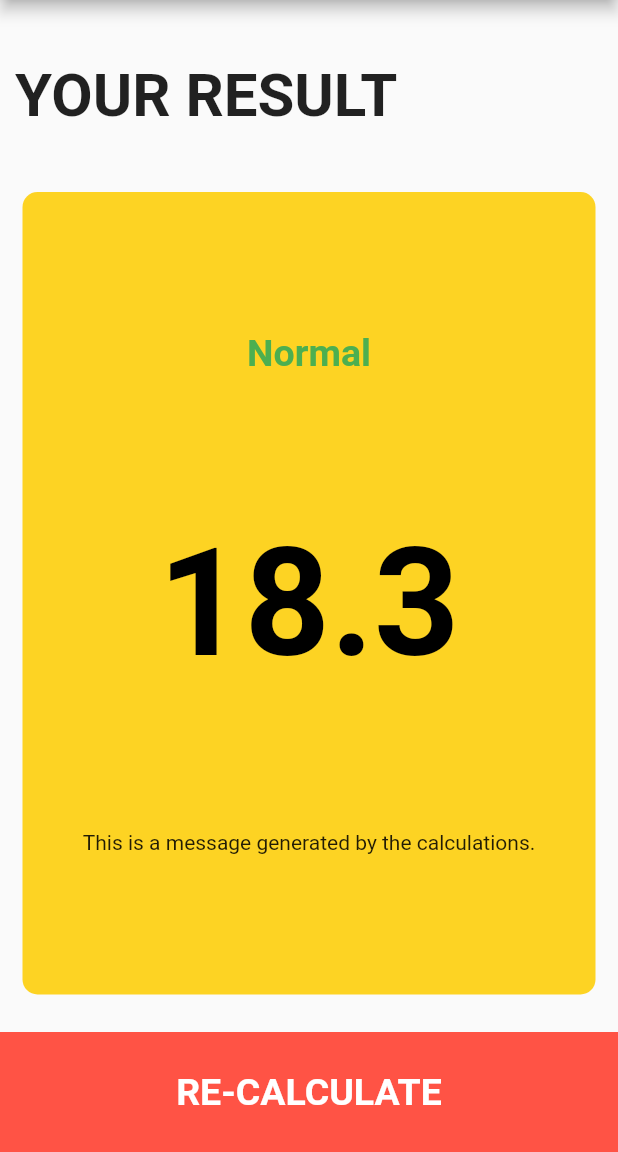
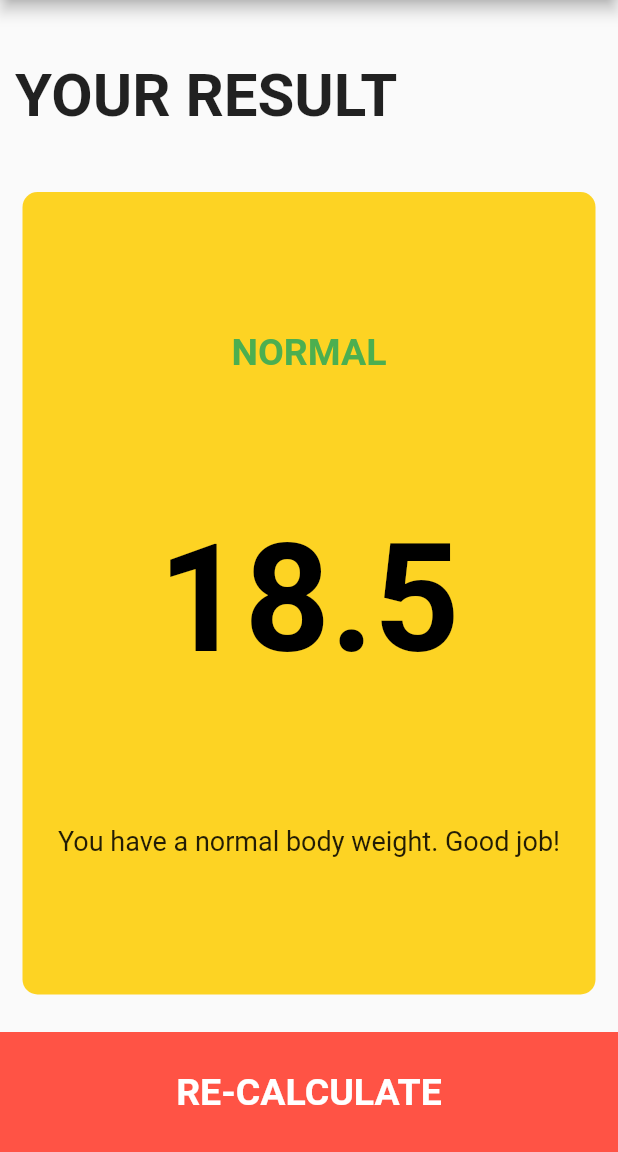
Before and after one commit to mjhossain/FlutterApps, a Flutter app: the screen it shows after launch, after a tap on "CALCULATE", on a phone screen of 412 x 824 dp, the part 84-1236 px from its top. Run offline on Flutter 3.47's test engine with Material 2 defaults, Android fonts, the phone set to English and light mode, and no system bars; our stand-ins replace audioplayers, font_awesome_flutter, rflutter_alert.

Commit message:
BMI App completed

```diff
--- /dev/null
+++ b/bmi-app/lib/BMI_Calculator.dart
@@ -0,0 +1,34 @@
+import 'dart:math';
+
+class BMICalculator {
+  BMICalculator({this.height, this.weight});
+
+  final int height;
+  final int weight;
+  double _bmi;
+
+  String calculateBMI() {
+    _bmi = weight / pow(height / 100, 2);
+    return _bmi.toStringAsFixed(1);
+  }
+
+  String getResult() {
+    if (_bmi >= 25) {
+      return 'Overweight';
+    } else if (_bmi > 18.5) {
+      return 'Normal';
+    } else {
+      return 'Underweight';
+    }
+  }
+
+  String getInterpretation() {
+    if (_bmi >= 25) {
+      return 'You have a higher than normal body weight. Try to exercise more.';
+    } else if (_bmi >= 18.5) {
+      return 'You have a normal body weight. Good job!';
+    } else {
+      return 'You have a lower than normal body weight. You can eat a bit more.';
+    }
+  }
+}
--- a/bmi-app/lib/screens/input_page.dart
+++ b/bmi-app/lib/screens/input_page.dart
@@ -6,6 +6,7 @@
 import '../components/round_button.dart';
 import 'result.dart';
 import '../components/bottom_button.dart';
+import 'package:bmi_calculator/BMI_Calculator.dart';
 
 enum Gender { male, female }
 
@@ -238,8 +239,16 @@
             BottomButton(
               text: 'CALCULATE',
               onTap: () {
-                Navigator.push(context,
-                    MaterialPageRoute(builder: (context) => ResultsPage()));
+                BMICalculator bmi =
+                    BMICalculator(height: height, weight: weight);
+                Navigator.push(
+                    context,
+                    MaterialPageRoute(
+                        builder: (context) => ResultsPage(
+                              bmiResult: bmi.calculateBMI(),
+                              resultText: bmi.getResult(),
+                              interpretation: bmi.getInterpretation(),
+                            )));
               },
             ),
           ],
--- a/bmi-app/lib/screens/result.dart
+++ b/bmi-app/lib/screens/result.dart
@@ -4,6 +4,15 @@
 import '../components/bottom_button.dart';
 
 class ResultsPage extends StatelessWidget {
+  ResultsPage(
+      {@required this.bmiResult,
+      @required this.interpretation,
+      @required this.resultText});
+
+  final String bmiResult;
+  final String resultText;
+  final String interpretation;
+
   @override
   Widget build(BuildContext context) {
     return Scaffold(
@@ -42,7 +51,7 @@
                 mainAxisAlignment: MainAxisAlignment.spaceEvenly,
                 children: [
                   Text(
-                    'Normal',
+                    resultText.toUpperCase(),
                     style: TextStyle(
                       fontSize: 25.0,
                       color: Colors.green,
@@ -50,10 +59,16 @@
                     ),
                   ),
                   Text(
-                    '18.3',
+                    bmiResult,
                     style: kBMINum,
                   ),
-                  Text('This is a message generated by the calculations.')
+                  Text(
+                    interpretation,
+                    style: TextStyle(
+                      fontSize: 18.0,
+                    ),
+                    textAlign: TextAlign.center,
+                  )
                 ],
               ),
             ),
```
